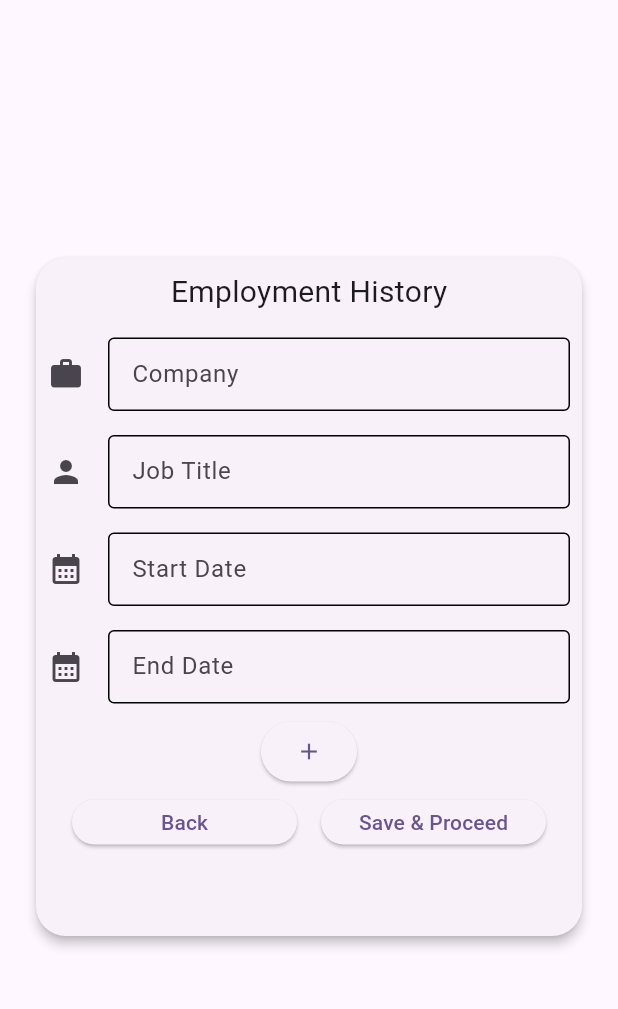
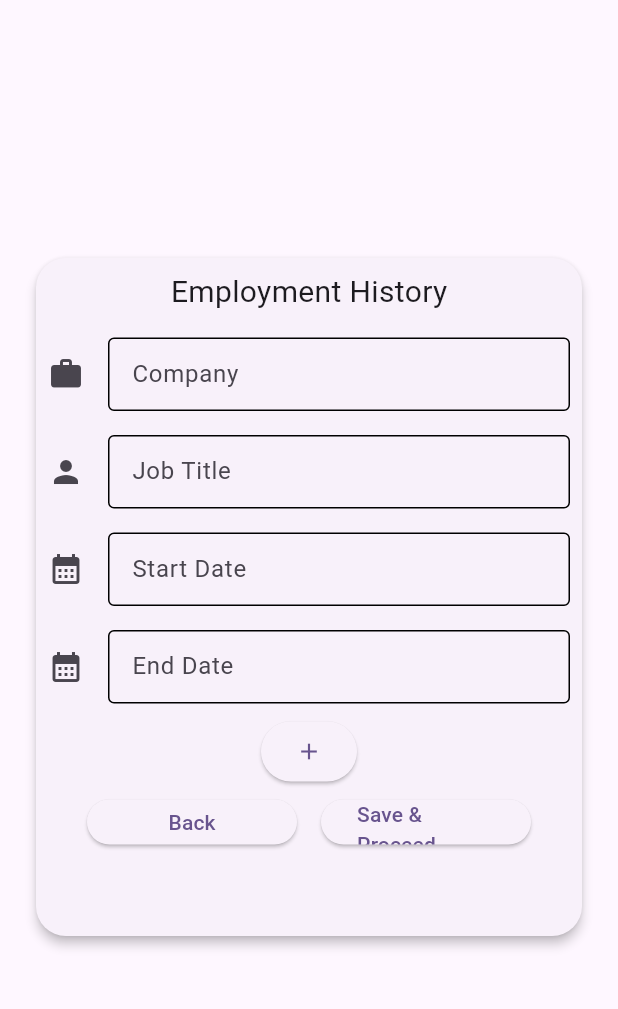
Before and after one commit to COS301-SE-2023/AI-CV-Generator, a Flutter app: the EmploymentDetailsForm screen opened directly, on a phone screen of 412 x 824 dp, the part 63-1072 px from its top. Run offline on Flutter 3.47's test engine with Material 2 defaults, Android fonts, the phone set to English and light mode, and no system bars.

Commit message:
Update employment.dart

```diff
--- a/fe/lib/pages/employment.dart
+++ b/fe/lib/pages/employment.dart
@@ -209,7 +209,7 @@ Widget _buildEndDField() {
 
   Widget _buildBackButton() {
     return SizedBox(
-      width: 150,
+      width: 140,
       height: 30,
       child: ElevatedButton(
         onPressed: () {
@@ -222,7 +222,7 @@ Widget _buildEndDField() {
 
   Widget _buildSubmitButton() {
     return SizedBox(
-      width: 150,
+      width: 140,
       height: 30,
       child: ElevatedButton(
         onPressed: () {
```
